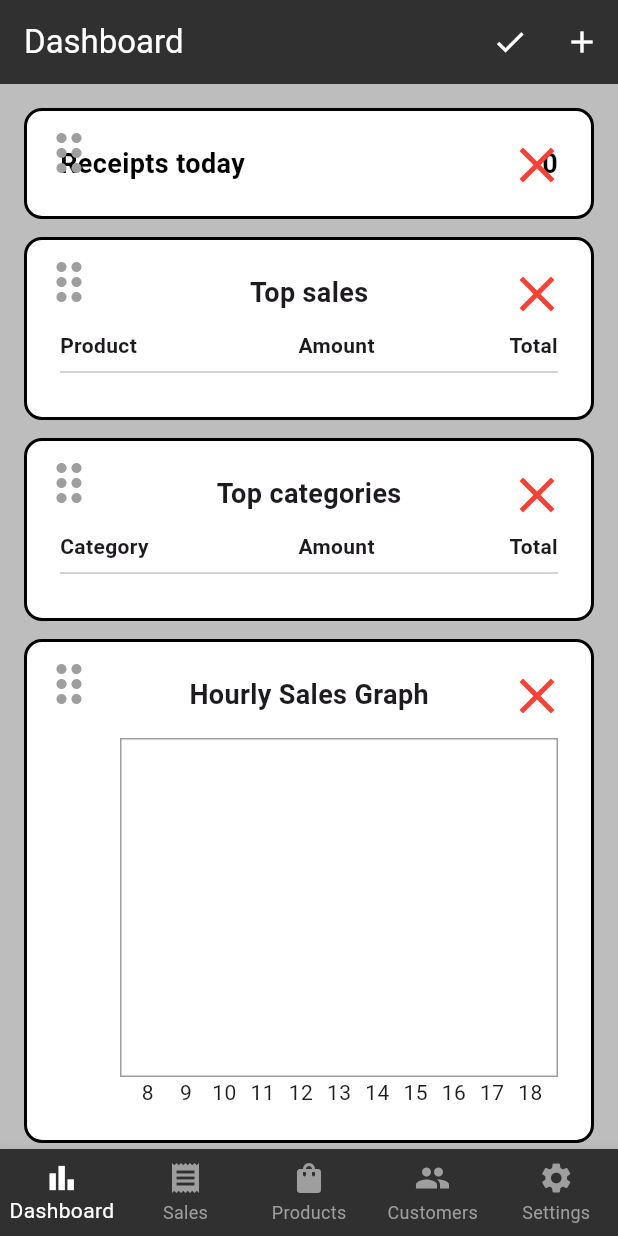
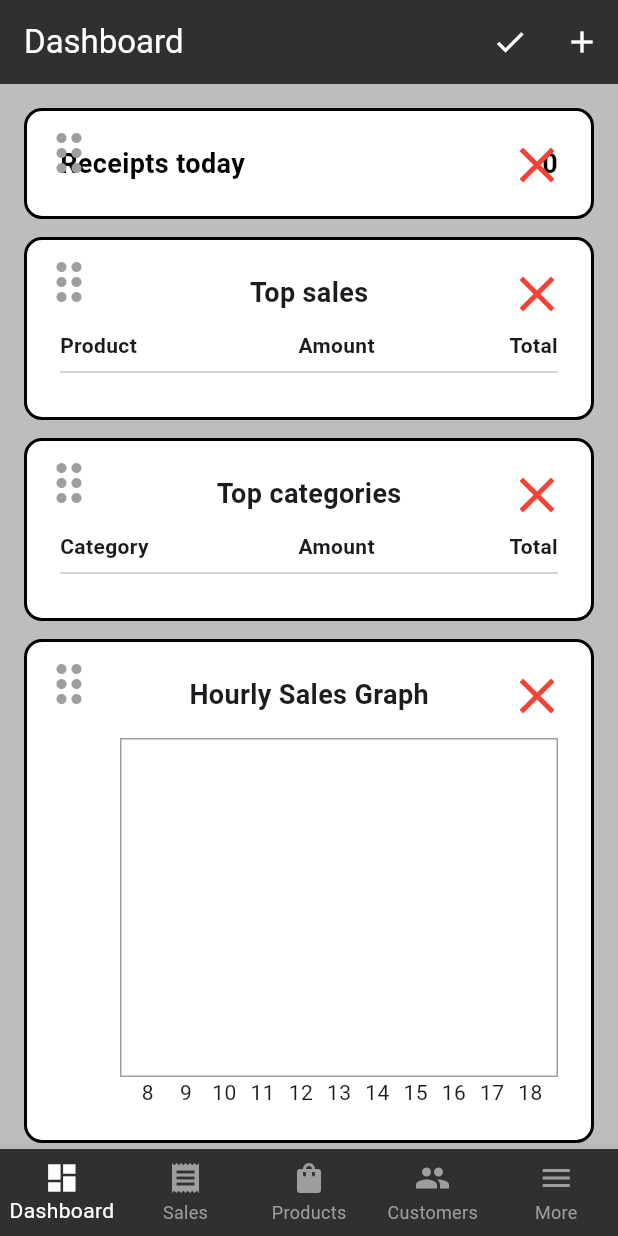
Before and after one commit to Tomakas/elementarypos_office, a Flutter app: the screen it shows after launch, after a tap on the "edit" icon, on a phone screen of 412 x 824 dp. Run offline on Flutter 3.47's test engine with Material 3 defaults, Android fonts, the phone set to English and light mode, and no system bars; drawn by our look-alikes of fl_chart; our stand-ins replace shared_preferences; network calls fail.

Commit message:
Změna menu a přidání nákupů.

```diff
--- a/lib/l10n/intl_cs.json
+++ b/lib/l10n/intl_cs.json
@@ -144,6 +144,10 @@
   "invalidPurchasePriceFormat": "Neplatný formát nákupní ceny",
   "invalidSellingPriceFormat": "Neplatný formát prodejní ceny",
   "deleteError": "Chyba při mazání produktu",
-  "noProductsMatchFilter": "Žádné produkty neodpovídají filtru"
+  "noProductsMatchFilter": "Žádné produkty neodpovídají filtru",
+  "purchasesTitle": "Nákup",
+  "menuPurchases": "Nákup",
+  "menuTitle": "Menu",
+  "menuMore": "Více"
 
 }
--- a/lib/l10n/intl_en.json
+++ b/lib/l10n/intl_en.json
@@ -148,7 +148,11 @@
   "invalidPurchasePriceFormat": "Invalid purchase price format",
   "invalidSellingPriceFormat": "Invalid selling price format",
   "deleteError": "Error deleting product",
-  "noProductsMatchFilter": "No products match the filter"
+  "noProductsMatchFilter": "No products match the filter",
+  "purchasesTitle": "Purchases",
+  "menuPurchases": "Purchases",
+  "menuTitle": "Menu",
+  "menuMore": "More"
 
 
 }
--- a/lib/screens/main_screen.dart
+++ b/lib/screens/main_screen.dart
@@ -1,10 +1,13 @@
+// lib/screens/main_screen.dart
 import 'package:flutter/material.dart';
 import 'dashboard_screen.dart';
-import 'settings_screen.dart';
+// SettingsScreen se nyní bude volat z MenuScreen
+// import 'settings_screen.dart';
 import 'customers_screen.dart';
 import '../l10n/app_localizations.dart';
 import '../screens/product_list_screen.dart';
 import '../screens/receipt_list_screen.dart';
+import 'menu_screen.dart'; // <-- Import nové MenuScreen
 
 class MainScreen extends StatefulWidget {
   final Future<void> Function(String) updateApiKey;
@@ -33,8 +36,9 @@ class _MainScreenState extends State<MainScreen> {
       const ReceiptListScreen(),
       const ProductListScreen(),
       const CustomersScreen(),
-      SettingsScreen(
-        updateApiKey: widget.updateApiKey,
+      // Pátá obrazovka bude nyní MenuScreen
+      MenuScreen(
+        updateApiKey: widget.updateApiKey, // Předání parametrů
         onLanguageChange: widget.onLanguageChange,
       ),
     ];
@@ -49,9 +53,13 @@ class _MainScreenState extends State<MainScreen> {
   @override
   Widget build(BuildContext context) {
     final localizations = AppLocalizations.of(context);
-
     return Scaffold(
-      body: _screens[_selectedIndex],
+      // AppBar se již nebude definovat zde, ale v každé jednotlivé obrazovce (Dashboard, Receipts, atd.)
+      // Drawer také nebude zde, protože jej nahrazuje MenuScreen
+      body: IndexedStack( // IndexedStack zachovává stav jednotlivých obrazovek
+        index: _selectedIndex,
+        children: _screens,
+      ),
       bottomNavigationBar: BottomNavigationBar(
         type: BottomNavigationBarType.fixed,
         currentIndex: _selectedIndex,
@@ -61,7 +69,7 @@ class _MainScreenState extends State<MainScreen> {
         backgroundColor: Colors.grey[850],
         items: [
           BottomNavigationBarItem(
-            icon: const Icon(Icons.bar_chart_outlined),
+            icon: const Icon(Icons.dashboard),
             label: localizations?.translate('dashboardTitle'),
           ),
           BottomNavigationBarItem(
@@ -76,9 +84,10 @@ class _MainScreenState extends State<MainScreen> {
             icon: const Icon(Icons.people),
             label: localizations?.translate('customersTitle'),
           ),
+          // Změna páté položky
           BottomNavigationBarItem(
-            icon: const Icon(Icons.settings),
-            label: localizations?.translate('settingsTitle'),
+            icon: const Icon(Icons.menu), // Ikona pro Menu
+            label: localizations?.translate('menuMore'), // Nový lokalizační klíč pro "Více" nebo "Menu"
           ),
         ],
       ),
--- /dev/null
+++ b/lib/screens/menu_screen.dart
@@ -0,0 +1,92 @@
+// lib/screens/menu_screen.dart
+import 'package:flutter/material.dart';
+import '../l10n/app_localizations.dart';
+import 'settings_screen.dart';
+import 'purchases_screen.dart'; // Ujistěte se, že tento import je správný
+
+class MenuScreen extends StatelessWidget {
+  final Future<void> Function(String) updateApiKey;
+  final Function(Locale) onLanguageChange;
+
+  const MenuScreen({
+    super.key,
+    required this.updateApiKey,
+    required this.onLanguageChange,
+  });
+
+  @override
+  Widget build(BuildContext context) {
+    final localizations = AppLocalizations.of(context)!;
+    // ThemeData pro přístup k výchozím stylům, pokud bychom je chtěli použít
+    // final theme = Theme.of(context);
+
+    return Scaffold(
+      appBar: AppBar(
+        title: Text(
+          localizations.translate('menuTitle'), // Ujistěte se, že máte tento klíč v .json souborech
+          style: const TextStyle(
+            color: Colors.white,
+            fontSize: 20.0, // Explicitní velikost pro sjednocení
+          ),
+        ),
+        backgroundColor: Colors.grey[850],
+        automaticallyImplyLeading: false, // Menu je hlavní záložka, nepotřebuje šipku zpět
+        iconTheme: const IconThemeData(color: Colors.white), // Pro případné budoucí ikony v AppBar
+      ),
+      body: Container(
+        color: Theme.of(context).scaffoldBackgroundColor, // Barva pozadí stejná jako jinde
+        child: ListView(
+          children: <Widget>[
+            ListTile(
+              leading: const Icon(
+                Icons.shopping_cart,
+                color: Colors.black54, // Barva pro ikony v seznamu (můžete upravit)
+                size: 24.0, // Standardní velikost ikony
+              ),
+              title: Text(
+                localizations.translate('menuPurchases'),
+                style: const TextStyle(
+                  fontSize: 16.0, // Standardní velikost textu pro položky seznamu
+                  color: Colors.black87, // Barva textu (můžete upravit)
+                ),
+              ),
+              onTap: () {
+                Navigator.push(
+                  context,
+                  MaterialPageRoute(builder: (context) => const PurchasesScreen()),
+                );
+              },
+            ),
+            const Divider(height: 1),
+            ListTile(
+              leading: const Icon(
+                Icons.settings,
+                color: Colors.black54,
+                size: 24.0,
+              ),
+              title: Text(
+                localizations.translate('settingsTitle'),
+                style: const TextStyle(
+                  fontSize: 16.0,
+                  color: Colors.black87,
+                ),
+              ),
+              onTap: () {
+                Navigator.push(
+                  context,
+                  MaterialPageRoute(
+                    builder: (context) => SettingsScreen(
+                      updateApiKey: updateApiKey,
+                      onLanguageChange: onLanguageChange,
+                    ),
+                  ),
+                );
+              },
+            ),
+            // Zde můžete přidat další položky menu se stejným stylem
+          ],
+        ),
+      ),
+    );
+  }
+}
```
Also changed, not shown: lib/screens/purchases_screen.dart (added, +32 -0 lines), lib/screens/settings_screen.dart (+34 -14 lines), lib/widgets/app_drawer.dart (added, +48 -0 lines).
